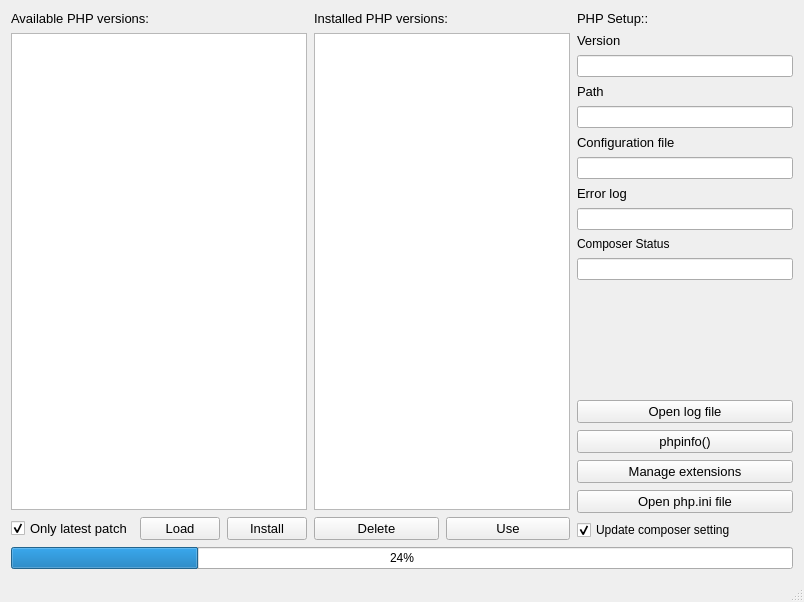
Qt form design.ui (donmbelembe/php-installer) before a commit.
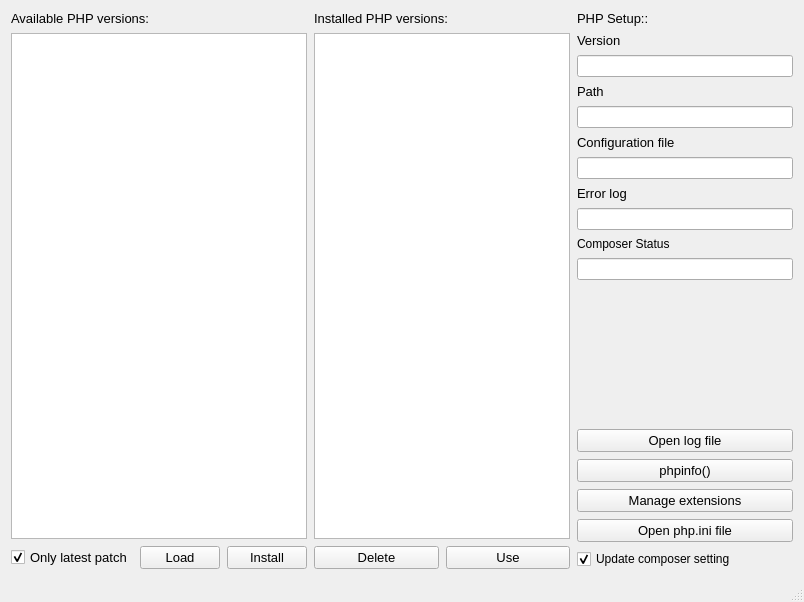
The same form after that commit. Icons and pictures are not drawn.

Commit message: install button

```diff
--- a/design.ui
+++ b/design.ui
@@ -392,13 +392,6 @@
       </item>
      </layout>
     </item>
-    <item>
-     <widget class="QProgressBar" name="progressBar">
-      <property name="value">
-       <number>24</number>
-      </property>
-     </widget>
-    </item>
    </layout>
   </widget>
   <widget class="QMenuBar" name="menubar">
```
The commit also changes 5 other files.
